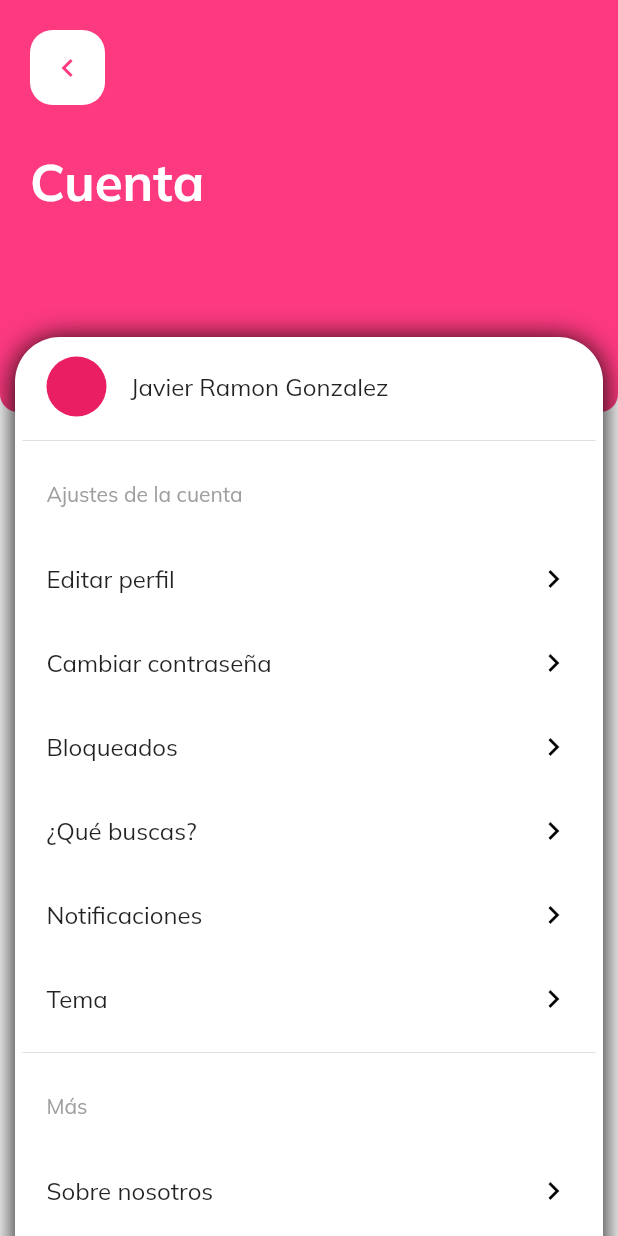
After one commit to alexsosat/cupidUm_app, a Flutter app: the SettingsView screen opened by its route, on a phone screen of 412 x 824 dp. The commit adds this screen. Run offline on Flutter 3.47's test engine with Material 2 defaults, Android fonts, the light colour scheme and no system bars; our stand-ins replace device_preview, dots_indicator, firebase_auth, firebase_core, flutter_font_icons, get and 4 more; missing offline and left inert: flutter_icons_helper, is_first_run, swipable_stack, ummobile_custom_http; accounts and stored records are empty; generated files the repository leaves out were written again.

Commit message:
Adds design of settings page

```diff
--- /dev/null
+++ b/lib/app/modules/tabs/modules/home/modules/settings/views/settings_view.dart
@@ -0,0 +1,19 @@
+import 'package:flutter/material.dart';
+
+import 'widgets/background.dart';
+import 'widgets/foreground.dart';
+
+class SettingsView extends StatelessWidget {
+  const SettingsView({Key? key}) : super(key: key);
+
+  @override
+  Widget build(BuildContext context) {
+    return Scaffold(
+        body: Stack(
+      children: const [
+        Background(),
+        Foreground(),
+      ],
+    ));
+  }
+}
--- /dev/null
+++ b/lib/app/modules/tabs/modules/home/modules/settings/views/widgets/background.dart
@@ -0,0 +1,35 @@
+import 'package:cupidum_app/globals/buttons/return_button.dart';
+import 'package:flutter/material.dart';
+
+class Background extends StatelessWidget {
+  const Background({Key? key}) : super(key: key);
+
+  @override
+  Widget build(BuildContext context) {
+    return Container(
+      height: MediaQuery.of(context).size.height / 3,
+      width: double.infinity,
+      decoration: BoxDecoration(
+        borderRadius: const BorderRadius.vertical(bottom: Radius.circular(12)),
+        color: Theme.of(context).colorScheme.primary,
+      ),
+      child: Padding(
+        padding: const EdgeInsets.all(20.0),
+        child: Column(
+          crossAxisAlignment: CrossAxisAlignment.start,
+          children: [
+            const ReturnButton(),
+            const SizedBox(height: 30),
+            Text(
+              "Cuenta",
+              style: Theme.of(context).textTheme.headlineMedium!.copyWith(
+                    color: Colors.white,
+                    fontWeight: FontWeight.bold,
+                  ),
+            )
+          ],
+        ),
+      ),
+    );
+  }
+}
--- /dev/null
+++ b/lib/app/modules/tabs/modules/home/modules/settings/views/widgets/foreground.dart
@@ -0,0 +1,151 @@
+import 'package:flutter/material.dart';
+
+class Foreground extends StatelessWidget {
+  const Foreground({Key? key}) : super(key: key);
+
+  @override
+  Widget build(BuildContext context) {
+    return SingleChildScrollView(
+      padding: EdgeInsets.only(
+        top: (MediaQuery.of(context).size.height / 3) - 50,
+        right: 10,
+        left: 10,
+        bottom: 50,
+      ),
+      child: Container(
+        padding: const EdgeInsets.all(5),
+        decoration: BoxDecoration(
+            borderRadius: BorderRadius.circular(30),
+            color: Colors.white,
+            boxShadow: const [
+              BoxShadow(
+                blurRadius: 16,
+                offset: Offset(0, 2),
+              )
+            ]),
+        child: Column(
+          children: [
+            ListTile(
+              leading: Container(
+                width: 40,
+                height: 40,
+                decoration: const BoxDecoration(
+                  color: Colors.pink,
+                  shape: BoxShape.circle,
+                ),
+              ),
+              title: Text("Javier Ramon Gonzalez"),
+            ),
+            const Divider(),
+            ListTile(
+              title: Text(
+                "Ajustes de la cuenta",
+                style: Theme.of(context).textTheme.bodyText2!.copyWith(
+                      color: Theme.of(context).hintColor,
+                    ),
+              ),
+            ),
+            const ListTile(
+              title: Text(
+                "Editar perfil",
+              ),
+              trailing: Icon(
+                Icons.chevron_right_outlined,
+                color: Colors.black,
+              ),
+            ),
+            const ListTile(
+              title: Text(
+                "Cambiar contraseña",
+              ),
+              trailing: Icon(
+                Icons.chevron_right_outlined,
+                color: Colors.black,
+              ),
+            ),
+            const ListTile(
+              title: Text(
+                "Bloqueados",
+              ),
+              trailing: Icon(
+                Icons.chevron_right_outlined,
+                color: Colors.black,
+              ),
+            ),
+            const ListTile(
+              title: Text(
+                "¿Qué buscas?",
+              ),
+              trailing: Icon(
+                Icons.chevron_right_outlined,
+                color: Colors.black,
+              ),
+            ),
+            const ListTile(
+              title: Text(
+                "Notificaciones",
+              ),
+              trailing: Icon(
+                Icons.chevron_right_outlined,
+                color: Colors.black,
+              ),
+            ),
+            const ListTile(
+              title: Text(
+                "Tema",
+              ),
+              trailing: Icon(
+                Icons.chevron_right_outlined,
+                color: Colors.black,
+              ),
+            ),
+            const Divider(),
+            ListTile(
+              title: Text(
+                "Más",
+                style: Theme.of(context).textTheme.bodyText2!.copyWith(
+                      color: Theme.of(context).hintColor,
+                    ),
+              ),
+            ),
+            const ListTile(
+              title: Text(
+                "Sobre nosotros",
+              ),
+              trailing: Icon(
+                Icons.chevron_right_outlined,
+                color: Colors.black,
+              ),
+            ),
+            const ListTile(
+              title: Text(
+                "Política de privacidad",
+              ),
+              trailing: Icon(
+                Icons.chevron_right_outlined,
+                color: Colors.black,
+              ),
+            ),
+            const ListTile(
+              title: Text(
+                "Términos y condiciones",
+              ),
+              trailing: Icon(
+                Icons.chevron_right_outlined,
+                color: Colors.black,
+              ),
+            ),
+            ListTile(
+              title: Text(
+                "Eliminar cuenta",
+                style: Theme.of(context).textTheme.bodyText2!.copyWith(
+                      color: Colors.red,
+                    ),
+              ),
+            ),
+          ],
+        ),
+      ),
+    );
+  }
+}
--- a/lib/app/modules/tabs/modules/home/views/home_view.dart
+++ b/lib/app/modules/tabs/modules/home/views/home_view.dart
@@ -10,8 +10,8 @@ class HomeView extends StatelessWidget {
     return Scaffold(
       body: Column(
         children: [
-          Flexible(flex: 2, child: HomeAppBar()),
-          Flexible(
+          const Flexible(flex: 2, child: HomeAppBar()),
+          const Flexible(
             flex: 11,
             child: MatchSwipableCards(),
           ),
--- a/lib/app/routes/app_pages.dart
+++ b/lib/app/routes/app_pages.dart
@@ -1,5 +1,6 @@
 import 'package:cupidum_app/app/modules/intro/modules/create_account/views/create_user_view.dart';
 import 'package:cupidum_app/app/modules/tabs/bindings/navigation_bindings.dart';
+import 'package:cupidum_app/app/modules/tabs/modules/home/modules/settings/views/settings_view.dart';
 import 'package:cupidum_app/app/modules/tabs/views/tabs_view.dart';
 import 'package:get/get_navigation/src/routes/get_route.dart';
 
@@ -49,6 +50,10 @@ class AppPages {
       page: () => const ConfirmView(),
     ),
     GetPage(
+      name: _Paths.settings,
+      page: () => const SettingsView(),
+    ),
+    GetPage(
       name: _Paths.main,
       page: () => const TabsView(),
       binding: TabsBinding(),
--- a/lib/app/routes/app_routes.dart
+++ b/lib/app/routes/app_routes.dart
@@ -10,6 +10,7 @@ abstract class Routes {
   static const login = _Paths.login;
   static const register = _Paths.register;
   static const confirm = _Paths.confirm;
+  static const settings = _Paths.settings;
   static const register_createUser = _Paths.register_createUser;
   static const main = _Paths.main;
 }
@@ -20,6 +21,7 @@ abstract class _Paths {
   static const login = '/login';
   static const register = '/register';
   static const confirm = '/confirm-user';
+  static const settings = '/settings';
   static const register_createUser = '/register/create-user';
   static const main = '/';
 }
--- /dev/null
+++ b/lib/globals/buttons/return_button.dart
@@ -0,0 +1,31 @@
+import 'package:flutter/material.dart';
+import 'package:get/route_manager.dart';
+
+class ReturnButton extends StatelessWidget {
+  const ReturnButton({Key? key}) : super(key: key);
+
+  @override
+  Widget build(BuildContext context) {
+    return Container(
+      height: 50,
+      width: 50,
+      clipBehavior: Clip.hardEdge,
+      decoration: BoxDecoration(
+        borderRadius: BorderRadius.circular(15),
+        color: Colors.white,
+      ),
+      child: Material(
+        color: Colors.transparent,
+        borderRadius: BorderRadius.circular(15),
+        child: InkWell(
+          onTap: () => Get.back(),
+          splashColor: Theme.of(context).colorScheme.primary,
+          child: Icon(
+            Icons.chevron_left,
+            color: Theme.of(context).colorScheme.primary,
+          ),
+        ),
+      ),
+    );
+  }
+}
```
Also changed, not shown: lib/app/modules/tabs/controllers/tabs_controller.dart (+1 -66 lines), lib/app/modules/tabs/modules/account/views/account_view.dart (+11 -3 lines), lib/app/modules/tabs/views/tabs_view.dart (+20 -29 lines).
